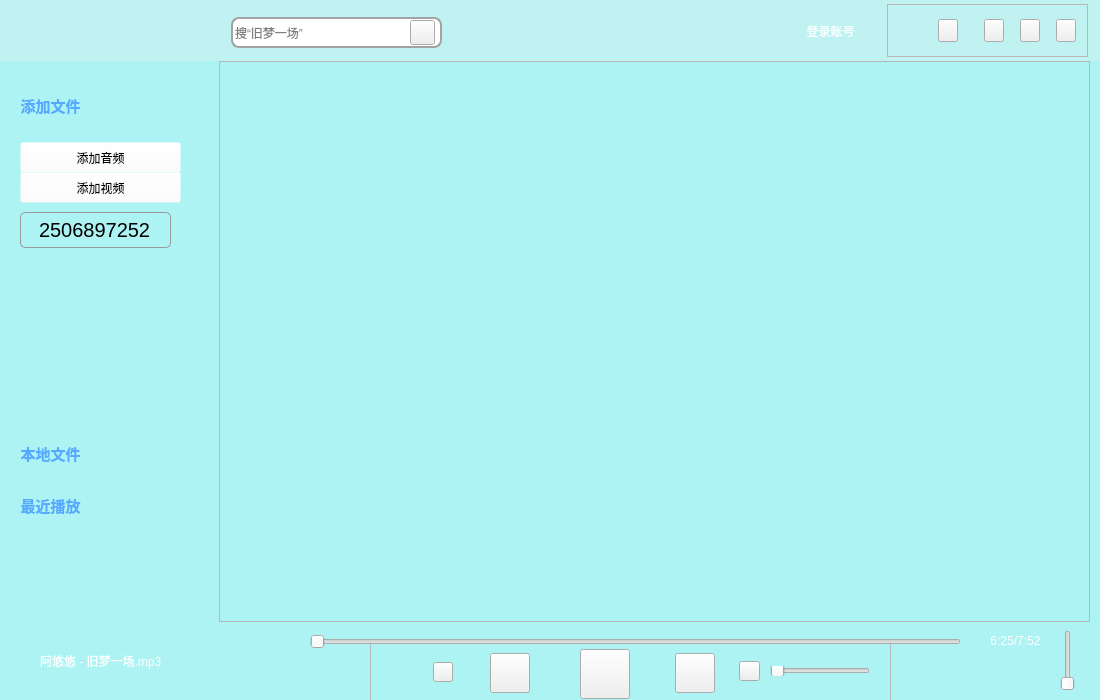
Qt form mainwindow.ui (HuaGouFdog/FdogMusicPlayer) before a commit.
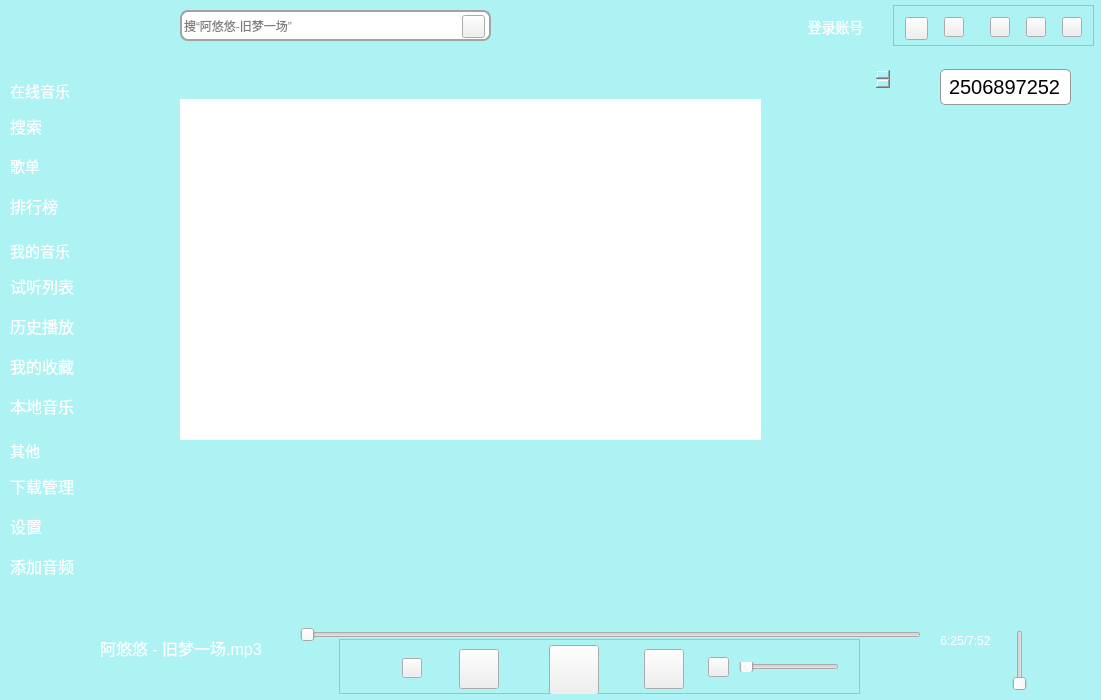
The same form after that commit. The open tabs and pages were chosen to show the change. Icons and pictures are not drawn.

Patch:
```diff
--- a/mainwindow.ui
+++ b/mainwindow.ui
@@ -6,7 +6,7 @@
    <rect>
     <x>0</x>
     <y>0</y>
-    <width>1100</width>
+    <width>1101</width>
     <height>700</height>
    </rect>
   </property>
@@ -15,7 +15,7 @@
   </property>
   <property name="windowIcon">
    <iconset resource="lib.qrc">
-    <normaloff>:/lib/timg2.png</normaloff>:/lib/timg2.png</iconset>
+    <normaloff>:/lib/yinyue.png</normaloff>:/lib/yinyue.png</iconset>
   </property>
   <property name="styleSheet">
    <string notr="true">#centralWidget
@@ -27,10 +27,10 @@
    <widget class="QFrame" name="frame_4">
     <property name="geometry">
      <rect>
-      <x>887</x>
-      <y>4</y>
+      <x>893</x>
+      <y>5</y>
       <width>201</width>
-      <height>53</height>
+      <height>41</height>
      </rect>
     </property>
     <property name="frameShape">
@@ -41,25 +41,40 @@
     </property>
     <layout class="QHBoxLayout" name="horizontalLayout_4">
      <item>
-      <widget class="QLabel" name="label_10">
+      <widget class="QToolButton" name="toolButton_5">
        <property name="minimumSize">
-        <size>
-         <width>23</width>
-         <height>20</height>
-        </size>
-       </property>
-       <property name="maximumSize">
         <size>
          <width>23</width>
          <height>23</height>
         </size>
        </property>
        <property name="styleSheet">
-        <string notr="true">border-image: url(:/lib/pifu.png);</string>
+        <string notr="true">
+#toolButton_5
+{
+border-image: url(:/lib/pifu.png);
+}
+
+#toolButton_5::hover
+{
+background-color: rgba(245, 245, 245, 80);
+}</string>
        </property>
        <property name="text">
         <string/>
        </property>
+       <property name="popupMode">
+        <enum>QToolButton::DelayedPopup</enum>
+       </property>
+       <property name="toolButtonStyle">
+        <enum>Qt::ToolButtonIconOnly</enum>
+       </property>
+       <property name="autoRaise">
+        <bool>false</bool>
+       </property>
+       <property name="arrowType">
+        <enum>Qt::NoArrow</enum>
+       </property>
       </widget>
      </item>
      <item>
@@ -87,7 +102,16 @@
         </size>
        </property>
        <property name="styleSheet">
-        <string notr="true">border-image: url(:/lib/xuanxiang.png);</string>
+        <string notr="true">
+#toolButton_1
+{
+border-image: url(:/lib/xuanxiang.png);
+}
+
+#toolButton_1::hover
+{
+background-color: rgba(245, 245, 245, 80);
+}</string>
        </property>
        <property name="text">
         <string/>
@@ -131,7 +155,15 @@
         </size>
        </property>
        <property name="styleSheet">
-        <string notr="true">border-image: url(:/lib/zuixiao.png);</string>
+        <string notr="true">#toolButton_2
+{
+border-image: url(:/lib/zuixiao.png);
+}
+
+#toolButton_2::hover
+{
+background-color: rgba(245, 245, 245, 80);
+}</string>
        </property>
        <property name="text">
         <string/>
@@ -163,7 +195,15 @@
         </size>
        </property>
        <property name="styleSheet">
-        <string notr="true">border-image: url(:/lib/zuidahua.png);</string>
+        <string notr="true">
+#toolButton_3
+{
+border-image: url(:/lib/zuidahua.png);
+}
+#toolButton_3::hover
+{
+background-color: rgba(245, 245, 245, 80);
+}</string>
        </property>
        <property name="text">
         <string/>
@@ -195,7 +235,14 @@
         </size>
        </property>
        <property name="styleSheet">
-        <string notr="true">border-image: url(:/lib/guanbi.png);</string>
+        <string notr="true">#toolButton_4
+{
+border-image: url(:/lib/guanbi.png);
+}
+#toolButton_4::hover
+{
+background-color: rgba(245, 245, 245, 80);
+}</string>
        </property>
        <property name="text">
         <string/>
@@ -210,11 +257,11 @@
       <x>0</x>
       <y>0</y>
       <width>1101</width>
-      <height>61</height>
+      <height>51</height>
      </rect>
     </property>
     <property name="styleSheet">
-     <string notr="true">background-color: rgba(0, 255, 255,50);</string>
+     <string notr="true">background-color: rgba(0, 255, 255,70);</string>
     </property>
     <property name="text">
      <string/>
@@ -224,9 +271,9 @@
     <property name="geometry">
      <rect>
       <x>-1</x>
-      <y>61</y>
-      <width>1181</width>
-      <height>641</height>
+      <y>51</y>
+      <width>1102</width>
+      <height>651</height>
      </rect>
     </property>
     <property name="font">
@@ -244,10 +291,10 @@
    <widget class="QFrame" name="frame_2">
     <property name="geometry">
      <rect>
-      <x>370</x>
-      <y>643</y>
+      <x>339</x>
+      <y>639</y>
       <width>521</width>
-      <height>61</height>
+      <height>55</height>
      </rect>
     </property>
     <property name="frameShape">
@@ -386,10 +433,10 @@
     </property>
     <property name="geometry">
      <rect>
-      <x>310</x>
-      <y>632</y>
-      <width>651</width>
-      <height>20</height>
+      <x>300</x>
+      <y>627</y>
+      <width>621</width>
+      <height>16</height>
      </rect>
     </property>
     <property name="minimumSize">
@@ -417,7 +464,7 @@
    <widget class="QLabel" name="label">
     <property name="geometry">
      <rect>
-      <x>970</x>
+      <x>920</x>
       <y>630</y>
       <width>91</width>
       <height>21</height>
@@ -452,35 +499,13 @@
      <number>-1</number>
     </property>
    </widget>
-   <widget class="QFrame" name="frame">
-    <property name="geometry">
-     <rect>
-      <x>219</x>
-      <y>61</y>
-      <width>871</width>
-      <height>561</height>
-     </rect>
-    </property>
-    <property name="styleSheet">
-     <string notr="true">#frame
-{
-border-image: url(:/lib/timg (6).jpg);
-}</string>
-    </property>
-    <property name="frameShape">
-     <enum>QFrame::StyledPanel</enum>
-    </property>
-    <property name="frameShadow">
-     <enum>QFrame::Raised</enum>
-    </property>
-   </widget>
    <widget class="QLabel" name="label_4">
     <property name="geometry">
      <rect>
-      <x>14</x>
-      <y>3</y>
-      <width>181</width>
-      <height>53</height>
+      <x>22</x>
+      <y>12</y>
+      <width>123</width>
+      <height>38</height>
      </rect>
     </property>
     <property name="styleSheet">
@@ -496,14 +521,14 @@
    <widget class="QLabel" name="label_2">
     <property name="geometry">
      <rect>
-      <x>40</x>
-      <y>640</y>
+      <x>100</x>
+      <y>638</y>
       <width>181</width>
-      <height>41</height>
+      <height>20</height>
      </rect>
     </property>
     <property name="styleSheet">
-     <string notr="true">font: 75 12pt &quot;Adobe Gothic Std B&quot;;
+     <string notr="true">font:16px;
 
 color: rgb(255, 255, 255);</string>
     </property>
@@ -514,9 +539,9 @@
    <widget class="QLabel" name="label_5">
     <property name="geometry">
      <rect>
-      <x>980</x>
+      <x>922</x>
       <y>660</y>
-      <width>30</width>
+      <width>31</width>
       <height>30</height>
      </rect>
     </property>
@@ -530,7 +555,7 @@
    <widget class="QLabel" name="label_7">
     <property name="geometry">
      <rect>
-      <x>1020</x>
+      <x>969</x>
       <y>660</y>
       <width>31</width>
       <height>31</height>
@@ -549,9 +574,9 @@
    <widget class="QLineEdit" name="lineEdit_2">
     <property name="geometry">
      <rect>
-      <x>231</x>
-      <y>17</y>
-      <width>211</width>
+      <x>180</x>
+      <y>10</y>
+      <width>311</width>
       <height>31</height>
      </rect>
     </property>
@@ -562,16 +587,16 @@
 border-color:rgb(163, 163, 163);</string>
     </property>
     <property name="placeholderText">
-     <string>搜“旧梦一场”</string>
+     <string>搜“阿悠悠-旧梦一场”</string>
     </property>
    </widget>
    <widget class="QPushButton" name="pushButton_7">
     <property name="geometry">
      <rect>
-      <x>410</x>
-      <y>20</y>
-      <width>25</width>
-      <height>25</height>
+      <x>462</x>
+      <y>15</y>
+      <width>23</width>
+      <height>23</height>
      </rect>
     </property>
     <property name="styleSheet">
@@ -584,10 +609,10 @@
    <widget class="QLabel" name="label_8">
     <property name="geometry">
      <rect>
-      <x>752</x>
-      <y>15</y>
-      <width>32</width>
-      <height>32</height>
+      <x>767</x>
+      <y>14</y>
+      <width>27</width>
+      <height>27</height>
      </rect>
     </property>
     <property name="styleSheet">
@@ -600,14 +625,14 @@
    <widget class="QLabel" name="label_9">
     <property name="geometry">
      <rect>
-      <x>790</x>
-      <y>20</y>
-      <width>81</width>
-      <height>21</height>
+      <x>800</x>
+      <y>18</y>
+      <width>71</width>
+      <height>17</height>
      </rect>
     </property>
     <property name="styleSheet">
-     <string notr="true">font: 75 11pt &quot;Adobe Gothic Std B&quot;;
+     <string notr="true">font: 14px;
 
 color: rgb(255, 255, 255);</string>
     </property>
@@ -621,8 +646,8 @@
    <widget class="QLabel" name="label_11">
     <property name="geometry">
      <rect>
-      <x>240</x>
-      <y>650</y>
+      <x>108</x>
+      <y>665</y>
       <width>20</width>
       <height>20</height>
      </rect>
@@ -635,91 +660,582 @@
      <string/>
     </property>
    </widget>
-   <widget class="QToolBox" name="toolBox">
+   <widget class="QSlider" name="verticalSlider">
     <property name="geometry">
      <rect>
-      <x>0</x>
-      <y>90</y>
-      <width>209</width>
-      <height>431</height>
+      <x>1012</x>
+      <y>630</y>
+      <width>16</width>
+      <height>61</height>
      </rect>
     </property>
+    <property name="minimum">
+     <number>1</number>
+    </property>
+    <property name="maximum">
+     <number>3</number>
+    </property>
+    <property name="orientation">
+     <enum>Qt::Vertical</enum>
+    </property>
+   </widget>
+   <widget class="QLabel" name="label_12">
+    <property name="geometry">
+     <rect>
+      <x>10</x>
+      <y>80</y>
+      <width>81</width>
+      <height>21</height>
+     </rect>
+    </property>
+    <property name="styleSheet">
+     <string notr="true">
+font: 11pt;
+color: rgb(255, 255, 255);</string>
+    </property>
+    <property name="text">
+     <string>在线音乐</string>
+    </property>
+   </widget>
+   <widget class="QLabel" name="label_13">
+    <property name="geometry">
+     <rect>
+      <x>10</x>
+      <y>240</y>
+      <width>81</width>
+      <height>21</height>
+     </rect>
+    </property>
+    <property name="layoutDirection">
+     <enum>Qt::LeftToRight</enum>
+    </property>
+    <property name="styleSheet">
+     <string notr="true">
+font: 11pt;
+color: rgb(255, 255, 255);</string>
+    </property>
+    <property name="text">
+     <string>我的音乐</string>
+    </property>
+   </widget>
+   <widget class="QLabel" name="label_14">
+    <property name="geometry">
+     <rect>
+      <x>10</x>
+      <y>440</y>
+      <width>81</width>
+      <height>21</height>
+     </rect>
+    </property>
     <property name="font">
      <font>
       <pointsize>11</pointsize>
-      <weight>75</weight>
-      <bold>true</bold>
-      <underline>false</underline>
-      <kerning>true</kerning>
+      <weight>50</weight>
+      <italic>false</italic>
+      <bold>false</bold>
      </font>
     </property>
     <property name="styleSheet">
      <string notr="true">
-#toolBox::tab
+font: 11pt;
+color: rgb(255, 255, 255);</string>
+    </property>
+    <property name="text">
+     <string>其他</string>
+    </property>
+   </widget>
+   <widget class="QPushButton" name="pushButton_8">
+    <property name="geometry">
+     <rect>
+      <x>10</x>
+      <y>110</y>
+      <width>151</width>
+      <height>31</height>
+     </rect>
+    </property>
+    <property name="font">
+     <font>
+      <pointsize>12</pointsize>
+     </font>
+    </property>
+    <property name="layoutDirection">
+     <enum>Qt::LeftToRight</enum>
+    </property>
+    <property name="styleSheet">
+     <string notr="true">#pushButton_8
 {
-color: rgb(85, 170, 255);
-background-color: rgba(0, 255, 255,00);
+text-align:left;
+color: rgb(255, 255, 255);
+border-radius:5px;
 }
+#pushButton_8::hover:pressed
+{
+border-width:1px;
+border-style:solid ;
+border-color: rgba(232, 232, 232, 10);
+background-color: rgba(232, 232, 232, 100);
+}</string>
+    </property>
+    <property name="text">
+     <string>搜索</string>
+    </property>
+    <property name="icon">
+     <iconset resource="lib.qrc">
+      <normaloff>:/lib/sousuo.png</normaloff>:/lib/sousuo.png</iconset>
+    </property>
+    <property name="autoRepeatDelay">
+     <number>300</number>
+    </property>
+    <property name="autoRepeatInterval">
+     <number>100</number>
+    </property>
+   </widget>
+   <widget class="QPushButton" name="pushButton_9">
+    <property name="geometry">
+     <rect>
+      <x>10</x>
+      <y>150</y>
+      <width>151</width>
+      <height>31</height>
+     </rect>
+    </property>
+    <property name="font">
+     <font>
+      <pointsize>11</pointsize>
+     </font>
+    </property>
+    <property name="styleSheet">
+     <string notr="true">#pushButton_9
+{
+text-align:left;
+color: rgb(255, 255, 255);
+border-radius:6px;
+}
 
-#toolBox::tab:selected
+#pushButton_9::hover:pressed
 {
-color: rgb(85, 170, 255);
-background-color: rgba(0, 255, 255,00);
+border-width:1px;
+border-style:solid ;
+border-color: rgba(232, 232, 232, 10);
+background-color: rgba(232, 232, 232, 100);
+}</string>
+    </property>
+    <property name="text">
+     <string>歌单</string>
+    </property>
+    <property name="icon">
+     <iconset resource="lib.qrc">
+      <normaloff>:/lib/gedan_1.png</normaloff>:/lib/gedan_1.png</iconset>
+    </property>
+   </widget>
+   <widget class="QPushButton" name="pushButton_10">
+    <property name="geometry">
+     <rect>
+      <x>10</x>
+      <y>190</y>
+      <width>151</width>
+      <height>31</height>
+     </rect>
+    </property>
+    <property name="font">
+     <font>
+      <pointsize>12</pointsize>
+     </font>
+    </property>
+    <property name="styleSheet">
+     <string notr="true">#pushButton_10
+{
+text-align:left;
+color: rgb(255, 255, 255);
+border-radius:6px;
 }
 
-QWidget
+#pushButton_10::hover:pressed
 {
-background-color: rgba(255, 255, 255, 0);
+border-width:1px;
+border-style:solid ;
+border-color: rgba(232, 232, 232, 10);
+background-color: rgba(232, 232, 232, 100);
 }</string>
     </property>
-    <property name="frameShape">
-     <enum>QFrame::NoFrame</enum>
+    <property name="text">
+     <string>排行榜</string>
     </property>
-    <property name="frameShadow">
-     <enum>QFrame::Plain</enum>
+    <property name="icon">
+     <iconset resource="lib.qrc">
+      <normaloff>:/lib/paihangbang.png</normaloff>:/lib/paihangbang.png</iconset>
+    </property>
+   </widget>
+   <widget class="QPushButton" name="pushButton_11">
+    <property name="geometry">
+     <rect>
+      <x>10</x>
+      <y>270</y>
+      <width>151</width>
+      <height>31</height>
+     </rect>
+    </property>
+    <property name="font">
+     <font>
+      <pointsize>12</pointsize>
+     </font>
+    </property>
+    <property name="styleSheet">
+     <string notr="true">#pushButton_11
+{
+text-align:left;
+color: rgb(255, 255, 255);
+border-radius:6px;
+}
+
+#pushButton_11::hover:pressed
+{
+border-width:1px;
+border-style:solid ;
+border-color: rgba(232, 232, 232, 10);
+background-color: rgba(232, 232, 232, 100);
+}</string>
+    </property>
+    <property name="text">
+     <string>试听列表</string>
+    </property>
+    <property name="icon">
+     <iconset resource="lib.qrc">
+      <normaloff>:/lib/gedan.png</normaloff>:/lib/gedan.png</iconset>
+    </property>
+   </widget>
+   <widget class="QPushButton" name="pushButton_12">
+    <property name="geometry">
+     <rect>
+      <x>10</x>
+      <y>350</y>
+      <width>151</width>
+      <height>31</height>
+     </rect>
+    </property>
+    <property name="font">
+     <font>
+      <pointsize>12</pointsize>
+     </font>
+    </property>
+    <property name="styleSheet">
+     <string notr="true">#pushButton_12
+{
+text-align:left;
+color: rgb(255, 255, 255);
+border-radius:6px;
+}
+
+#pushButton_12::hover:pressed
+{
+border-width:1px;
+border-style:solid ;
+border-color: rgba(232, 232, 232, 10);
+background-color: rgba(232, 232, 232, 100);
+}</string>
+    </property>
+    <property name="text">
+     <string>我的收藏</string>
+    </property>
+    <property name="icon">
+     <iconset resource="lib.qrc">
+      <normaloff>:/lib/love.png</normaloff>:/lib/love.png</iconset>
+    </property>
+   </widget>
+   <widget class="QPushButton" name="pushButton_13">
+    <property name="geometry">
+     <rect>
+      <x>10</x>
+      <y>390</y>
+      <width>151</width>
+      <height>31</height>
+     </rect>
+    </property>
+    <property name="font">
+     <font>
+      <pointsize>12</pointsize>
+     </font>
+    </property>
+    <property name="styleSheet">
+     <string notr="true">#pushButton_13
+{
+text-align:left;
+color: rgb(255, 255, 255);
+border-radius:6px;
+}
+
+#pushButton_13::hover:pressed
+{
+border-width:1px;
+border-style:solid ;
+border-color: rgba(232, 232, 232, 10);
+background-color: rgba(232, 232, 232, 100);
+}</string>
+    </property>
+    <property name="text">
+     <string>本地音乐</string>
+    </property>
+    <property name="icon">
+     <iconset resource="lib.qrc">
+      <normaloff>:/lib/bendi.png</normaloff>:/lib/bendi.png</iconset>
+    </property>
+    <property name="iconSize">
+     <size>
+      <width>16</width>
+      <height>16</height>
+     </size>
+    </property>
+   </widget>
+   <widget class="QPushButton" name="pushButton_14">
+    <property name="geometry">
+     <rect>
+      <x>10</x>
+      <y>470</y>
+      <width>151</width>
+      <height>31</height>
+     </rect>
+    </property>
+    <property name="font">
+     <font>
+      <pointsize>12</pointsize>
+     </font>
+    </property>
+    <property name="styleSheet">
+     <string notr="true">#pushButton_14
+{
+text-align:left;
+color: rgb(255, 255, 255);
+border-radius:6px;
+}
+
+#pushButton_14::hover:pressed
+{
+border-width:1px;
+border-style:solid ;
+border-color: rgba(232, 232, 232, 10);
+background-color: rgba(232, 232, 232, 100);
+}</string>
+    </property>
+    <property name="text">
+     <string>下载管理</string>
+    </property>
+    <property name="icon">
+     <iconset resource="lib.qrc">
+      <normaloff>:/lib/xiazai.png</normaloff>:/lib/xiazai.png</iconset>
+    </property>
+   </widget>
+   <widget class="QPushButton" name="pushButton_15">
+    <property name="geometry">
+     <rect>
+      <x>10</x>
+      <y>510</y>
+      <width>151</width>
+      <height>31</height>
+     </rect>
+    </property>
+    <property name="font">
+     <font>
+      <pointsize>12</pointsize>
+     </font>
+    </property>
+    <property name="styleSheet">
+     <string notr="true">#pushButton_15
+{
+text-align:left;
+color: rgb(255, 255, 255);
+border-radius:6px;
+}
+
+#pushButton_15::hover:pressed
+{
+border-width:1px;
+border-style:solid ;
+border-color: rgba(232, 232, 232, 10);
+background-color: rgba(232, 232, 232, 100);
+}</string>
+    </property>
+    <property name="text">
+     <string>设置</string>
+    </property>
+    <property name="icon">
+     <iconset resource="lib.qrc">
+      <normaloff>:/lib/shezhi.png</normaloff>:/lib/shezhi.png</iconset>
+    </property>
+   </widget>
+   <widget class="QPushButton" name="pushButton">
+    <property name="geometry">
+     <rect>
+      <x>10</x>
+      <y>550</y>
+      <width>151</width>
+      <height>31</height>
+     </rect>
+    </property>
+    <property name="font">
+     <font>
+      <pointsize>12</pointsize>
+     </font>
+    </property>
+    <property name="styleSheet">
+     <string notr="true">#pushButton
+{
+text-align:left;
+color: rgb(255, 255, 255);
+border-radius:6px;
+}
+
+#pushButton::hover:pressed
+{
+border-width:1px;
+border-style:solid ;
+border-color: rgba(232, 232, 232, 10);
+background-color: rgba(232, 232, 232, 100);
+}</string>
+    </property>
+    <property name="text">
+     <string>添加音频</string>
+    </property>
+    <property name="icon">
+     <iconset resource="lib.qrc">
+      <normaloff>:/lib/add.png</normaloff>:/lib/add.png</iconset>
+    </property>
+   </widget>
+   <widget class="QPushButton" name="pushButton_16">
+    <property name="geometry">
+     <rect>
+      <x>10</x>
+      <y>310</y>
+      <width>151</width>
+      <height>31</height>
+     </rect>
+    </property>
+    <property name="font">
+     <font>
+      <pointsize>12</pointsize>
+     </font>
+    </property>
+    <property name="styleSheet">
+     <string notr="true">#pushButton_16
+{
+text-align:left;
+color: rgb(255, 255, 255);
+border-radius:6px;
+}
+
+#pushButton_16::hover:pressed
+{
+border-width:1px;
+border-style:solid ;
+border-color: rgba(232, 232, 232, 10);
+background-color: rgba(232, 232, 232, 100);
+}</string>
+    </property>
+    <property name="text">
+     <string>历史播放</string>
+    </property>
+    <property name="icon">
+     <iconset resource="lib.qrc">
+      <normaloff>:/lib/lishijilu.png</normaloff>:/lib/lishijilu.png</iconset>
+    </property>
+    <property name="iconSize">
+     <size>
+      <width>16</width>
+      <height>16</height>
+     </size>
+    </property>
+   </widget>
+   <widget class="QLabel" name="label_10">
+    <property name="geometry">
+     <rect>
+      <x>44</x>
+      <y>640</y>
+      <width>45</width>
+      <height>45</height>
+     </rect>
+    </property>
+    <property name="styleSheet">
+     <string notr="true">border-image: url(:/lib/QQ图片20200810205923.png);
+border-radius:4px;</string>
+    </property>
+    <property name="text">
+     <string/>
+    </property>
+   </widget>
+   <widget class="QLabel" name="label_15">
+    <property name="geometry">
+     <rect>
+      <x>142</x>
+      <y>665</y>
+      <width>20</width>
+      <height>20</height>
+     </rect>
+    </property>
+    <property name="styleSheet">
+     <string notr="true">border-image: url(:/lib/xiazai.png);</string>
+    </property>
+    <property name="text">
+     <string/>
+    </property>
+   </widget>
+   <widget class="QStackedWidget" name="stackedWidget">
+    <property name="geometry">
+     <rect>
+      <x>170</x>
+      <y>49</y>
+      <width>921</width>
+      <height>571</height>
+     </rect>
     </property>
     <property name="currentIndex">
      <number>0</number>
     </property>
-    <property name="tabSpacing">
-     <number>21</number>
-    </property>
-    <widget class="QWidget" name="page_3">
-     <attribute name="label">
-      <string>    添加文件</string>
-     </attribute>
-     <widget class="QPushButton" name="pushButton_6">
+    <widget class="QWidget" name="page">
+     <widget class="QFrame" name="frame">
       <property name="geometry">
        <rect>
-        <x>20</x>
-        <y>30</y>
-        <width>161</width>
-        <height>31</height>
-       </rect>
-      </property>
-      <property name="text">
-       <string>添加视频</string>
-      </property>
-     </widget>
-     <widget class="QPushButton" name="pushButton">
-      <property name="geometry">
-       <rect>
-        <x>20</x>
+        <x>0</x>
         <y>0</y>
-        <width>161</width>
-        <height>31</height>
+        <width>921</width>
+        <height>571</height>
        </rect>
       </property>
-      <property name="text">
-       <string>添加音频</string>
+      <property name="styleSheet">
+       <string notr="true">#frame
+{
+border-image: url(:/lib/timg (6).jpg);
+}</string>
+      </property>
+      <property name="frameShape">
+       <enum>QFrame::StyledPanel</enum>
+      </property>
+      <property name="frameShadow">
+       <enum>QFrame::Raised</enum>
       </property>
      </widget>
-     <widget class="QLineEdit" name="lineEdit">
+    </widget>
+    <widget class="QWidget" name="page_2">
+     <widget class="QPlainTextEdit" name="plainTextEdit">
       <property name="geometry">
        <rect>
-        <x>20</x>
-        <y>70</y>
+        <x>570</x>
+        <y>20</y>
         <width>151</width>
+        <height>20</height>
+       </rect>
+      </property>
+      <property name="styleSheet">
+       <string notr="true">background-color: rgba(255, 255, 255, 0);</string>
+      </property>
+      <property name="plainText">
+       <string/>
+      </property>
+     </widget>
+     <widget class="QLineEdit" name="lineEdit">
+      <property name="geometry">
+       <rect>
+        <x>770</x>
+        <y>20</y>
+        <width>131</width>
         <height>36</height>
        </rect>
       </property>
@@ -736,26 +1252,13 @@
        <set>Qt::AlignCenter</set>
       </property>
      </widget>
-    </widget>
-    <widget class="QWidget" name="page">
-     <property name="geometry">
-      <rect>
-       <x>0</x>
-       <y>0</y>
-       <width>209</width>
-       <height>299</height>
-      </rect>
-     </property>
-     <attribute name="label">
-      <string>    本地文件</string>
-     </attribute>
      <widget class="QListWidget" name="listWidget">
       <property name="geometry">
        <rect>
-        <x>0</x>
-        <y>0</y>
-        <width>209</width>
-        <height>481</height>
+        <x>10</x>
+        <y>50</y>
+        <width>581</width>
+        <height>341</height>
        </rect>
       </property>
       <property name="font">
@@ -808,54 +1311,6 @@
       </property>
      </widget>
     </widget>
-    <widget class="QWidget" name="page_2">
-     <property name="geometry">
-      <rect>
-       <x>0</x>
-       <y>0</y>
-       <width>209</width>
-       <height>299</height>
-      </rect>
-     </property>
-     <attribute name="label">
-      <string>    最近播放</string>
-     </attribute>
-     <widget class="QPlainTextEdit" name="plainTextEdit">
-      <property name="geometry">
-       <rect>
-        <x>0</x>
-        <y>0</y>
-        <width>211</width>
-        <height>221</height>
-       </rect>
-      </property>
-      <property name="styleSheet">
-       <string notr="true">background-color: rgba(255, 255, 255, 0);</string>
-      </property>
-      <property name="plainText">
-       <string/>
-      </property>
-     </widget>
-    </widget>
-   </widget>
-   <widget class="QSlider" name="verticalSlider">
-    <property name="geometry">
-     <rect>
-      <x>1060</x>
-      <y>630</y>
-      <width>16</width>
-      <height>61</height>
-     </rect>
-    </property>
-    <property name="minimum">
-     <number>1</number>
-    </property>
-    <property name="maximum">
-     <number>3</number>
-    </property>
-    <property name="orientation">
-     <enum>Qt::Vertical</enum>
-    </property>
    </widget>
    <zorder>label_3</zorder>
    <zorder>label_6</zorder>
@@ -863,7 +1318,6 @@
    <zorder>frame_2</zorder>
    <zorder>horizontalSlider</zorder>
    <zorder>label</zorder>
-   <zorder>frame</zorder>
    <zorder>label_4</zorder>
    <zorder>label_2</zorder>
    <zorder>label_5</zorder>
@@ -873,8 +1327,23 @@
    <zorder>label_8</zorder>
    <zorder>label_9</zorder>
    <zorder>label_11</zorder>
-   <zorder>toolBox</zorder>
    <zorder>verticalSlider</zorder>
+   <zorder>label_12</zorder>
+   <zorder>label_13</zorder>
+   <zorder>label_14</zorder>
+   <zorder>pushButton_8</zorder>
+   <zorder>pushButton_9</zorder>
+   <zorder>pushButton_10</zorder>
+   <zorder>pushButton_11</zorder>
+   <zorder>pushButton_12</zorder>
+   <zorder>pushButton_13</zorder>
+   <zorder>pushButton_14</zorder>
+   <zorder>pushButton_15</zorder>
+   <zorder>pushButton</zorder>
+   <zorder>pushButton_16</zorder>
+   <zorder>label_10</zorder>
+   <zorder>label_15</zorder>
+   <zorder>stackedWidget</zorder>
   </widget>
  </widget>
  <layoutdefault spacing="6" margin="11"/>
```
